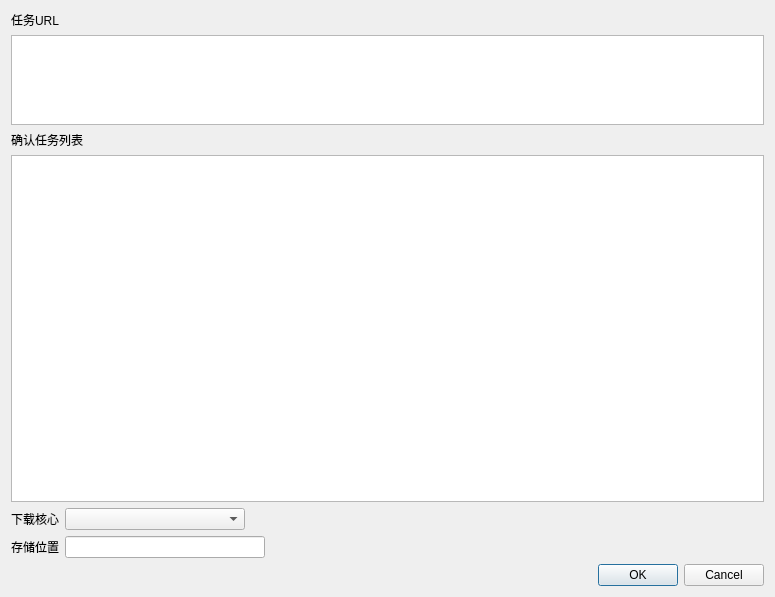
The window that src/frontend/ui/taskproperty.ui (Xinkai/XwareDesktop) describes before a commit, drawn with Qt 5.
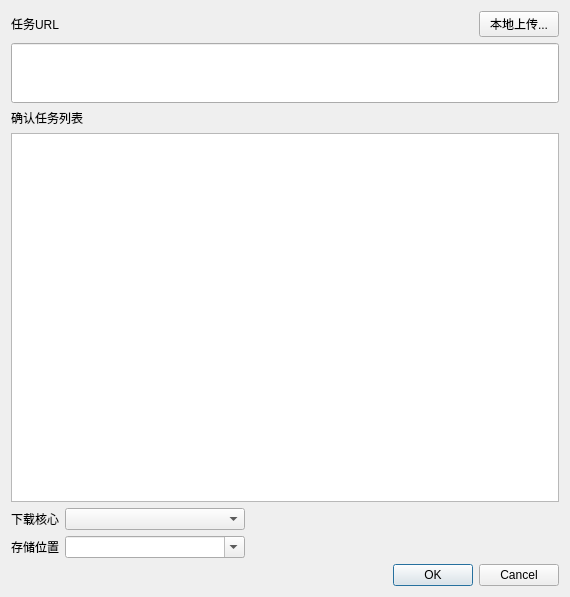
The same window after the commit.

Patch:
```diff
--- a/src/frontend/ui/taskproperty.ui
+++ b/src/frontend/ui/taskproperty.ui
@@ -6,7 +6,7 @@
    <rect>
     <x>0</x>
     <y>0</y>
-    <width>775</width>
+    <width>570</width>
     <height>597</height>
    </rect>
   </property>
@@ -17,10 +17,15 @@
    <locale language="Chinese" country="China"/>
   </property>
   <layout class="QFormLayout" name="formLayout">
+   <property name="fieldGrowthPolicy">
+    <enum>QFormLayout::ExpandingFieldsGrow</enum>
+   </property>
    <property name="labelAlignment">
     <set>Qt::AlignLeading|Qt::AlignLeft|Qt::AlignVCenter</set>
    </property>
-   <item row="0" column="0">
+   <item row="0" column="0" colspan="2">
+    <layout class="QHBoxLayout" name="horizontalLayout_3">
+     <item>
     <widget class="QLabel" name="label_2">
      <property name="sizePolicy">
       <sizepolicy hsizetype="Preferred" vsizetype="Preferred">
@@ -33,30 +38,36 @@
      </property>
     </widget>
    </item>
-   <item row="1" column="0" colspan="2">
-    <widget class="QPlainTextEdit" name="plainTextEdit">
-     <property name="sizePolicy">
-      <sizepolicy hsizetype="Expanding" vsizetype="Expanding">
-       <horstretch>0</horstretch>
-       <verstretch>1</verstretch>
-      </sizepolicy>
-     </property>
-     <property name="maximumSize">
+     <item>
+      <spacer name="horizontalSpacer_3">
+       <property name="orientation">
+        <enum>Qt::Horizontal</enum>
+       </property>
+       <property name="sizeHint" stdset="0">
       <size>
-       <width>16777215</width>
-       <height>90</height>
-      </size>
-     </property>
-    </widget>
-   </item>
-   <item row="2" column="0">
+         <width>40</width>
+         <height>20</height>
+        </size>
+       </property>
+      </spacer>
+     </item>
+     <item>
+      <widget class="QPushButton" name="btn_localUpload">
+       <property name="text">
+        <string>本地上传...</string>
+       </property>
+      </widget>
+     </item>
+    </layout>
+   </item>
+   <item row="3" column="0">
     <widget class="QLabel" name="label">
      <property name="text">
       <string>确认任务列表</string>
      </property>
     </widget>
    </item>
-   <item row="3" column="0" colspan="2">
+   <item row="5" column="0" colspan="2">
     <widget class="QTreeView" name="treeSubTask">
      <property name="sizePolicy">
       <sizepolicy hsizetype="Expanding" vsizetype="Expanding">
@@ -66,7 +77,7 @@
      </property>
     </widget>
    </item>
-   <item row="4" column="0">
+   <item row="6" column="0">
     <layout class="QHBoxLayout" name="horizontalLayout">
      <item>
       <widget class="QLabel" name="label_3">
@@ -76,7 +87,7 @@
       </widget>
      </item>
      <item>
-      <widget class="QComboBox" name="comboAdapter">
+      <widget class="QComboBox" name="combo_adapter">
        <property name="minimumSize">
         <size>
          <width>180</width>
@@ -100,26 +111,26 @@
      </item>
     </layout>
    </item>
-   <item row="5" column="0">
+   <item row="7" column="0">
     <layout class="QHBoxLayout" name="horizontalLayout_2">
      <item>
       <widget class="QLabel" name="label_4">
        <property name="text">
         <string>存储位置</string>
        </property>
-       <property name="buddy">
-        <cstring>lineEdit_3</cstring>
-       </property>
       </widget>
      </item>
      <item>
-      <widget class="QLineEdit" name="lineEdit_3">
+      <widget class="QComboBox" name="combo_dir">
        <property name="minimumSize">
         <size>
-         <width>200</width>
+         <width>180</width>
          <height>0</height>
         </size>
        </property>
+       <property name="editable">
+        <bool>true</bool>
+       </property>
       </widget>
      </item>
      <item>
@@ -137,7 +148,7 @@
      </item>
     </layout>
    </item>
-   <item row="6" column="0" colspan="2">
+   <item row="8" column="0" colspan="2">
     <widget class="QDialogButtonBox" name="buttonBox">
      <property name="sizePolicy">
       <sizepolicy hsizetype="Expanding" vsizetype="Preferred">
@@ -153,12 +164,26 @@
      </property>
     </widget>
    </item>
+   <item row="2" column="0" colspan="2">
+    <widget class="QLineEdit" name="line_url">
+     <property name="sizePolicy">
+      <sizepolicy hsizetype="Expanding" vsizetype="Fixed">
+       <horstretch>0</horstretch>
+       <verstretch>1</verstretch>
+      </sizepolicy>
+     </property>
+     <property name="maximumSize">
+      <size>
+       <width>16777215</width>
+       <height>60</height>
+      </size>
+     </property>
+     <property name="alignment">
+      <set>Qt::AlignLeading|Qt::AlignLeft|Qt::AlignTop</set>
+     </property>
+    </widget>
+   </item>
   </layout>
-  <zorder>label</zorder>
-  <zorder>buttonBox</zorder>
-  <zorder>label_2</zorder>
-  <zorder>treeSubTask</zorder>
-  <zorder>plainTextEdit</zorder>
  </widget>
  <resources/>
  <connections>
```
Left out of the diff: 15 changed lines with no effect on the pictures. Lines whose indentation alone changed are shown as unchanged.
